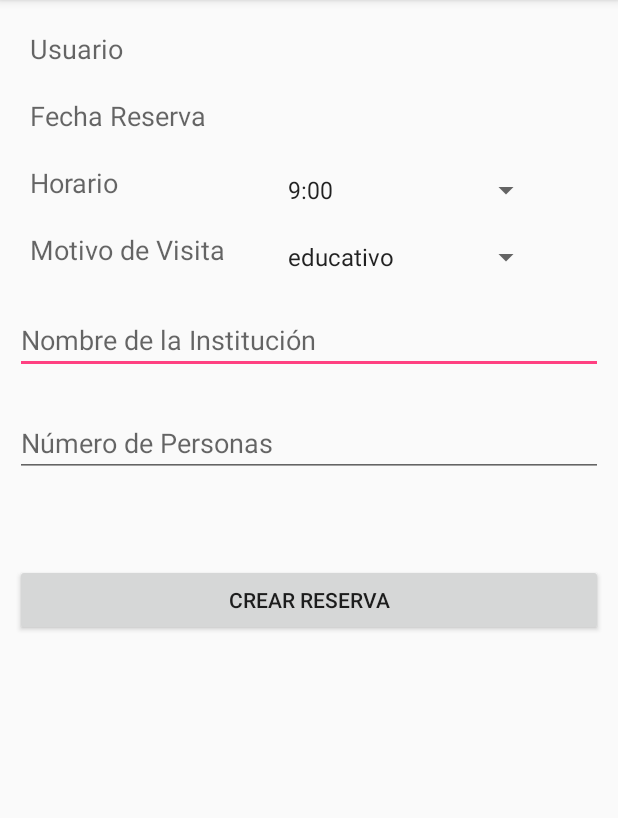
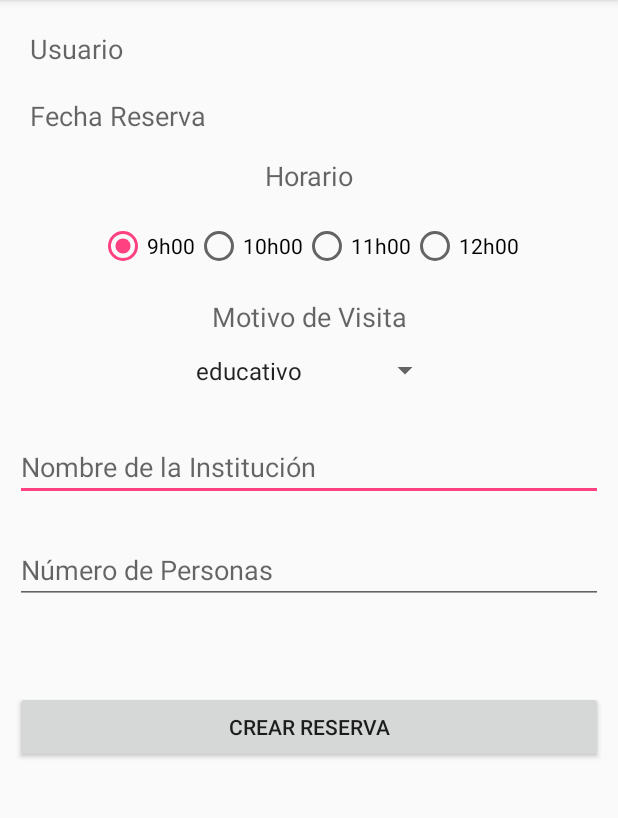
Before and after one commit to AndresSal/Proyecto-Aplicaciones-M-viles, an Android app: the MeetingCreateActivity screen opened directly, with no data from a screen before it, on a phone screen of 412 x 824 dp, the part 84-902 px from its top. Run offline under Robolectric (Android 15) with nearby library versions, the phone set to English and light mode, and no system bars; our stand-ins replace Volley; 1 statement that could not run was skipped.

Commit message:
Cambio en el layout de la actividad de crear reserva

```diff
--- a/app/src/main/res/layout/activity_meeting_create.xml
+++ b/app/src/main/res/layout/activity_meeting_create.xml
@@ -48,47 +48,94 @@
                     android:textAppearance="@style/Base.TextAppearance.AppCompat.Medium"
                     />
             </TableRow>
-            <TableRow>
+        </TableLayout>
+        <TableLayout
+            android:layout_width="match_parent"
+            android:layout_height="wrap_content">
+
+            <TableRow
+                android:layout_width="match_parent"
+                android:layout_height="wrap_content"
+                android:gravity="center_horizontal">
                 <TextView
-                    android:layout_width="wrap_content"
+                    android:layout_width="match_parent"
                     android:layout_height="wrap_content"
-                    android:padding="10dp"
+                    android:padding="5dp"
                     android:text="Horario"
-                    android:textAppearance="@style/Base.TextAppearance.AppCompat.Medium"
-                    />
-                <Spinner     android:id="@+id/spinnerHora"
-                    android:layout_width="wrap_content"
-                    android:layout_height="wrap_content"
-                    android:entries="@array/hora_arrays"
-                    android:prompt="@string/hora_prompt"
-                    android:layout_marginLeft="24dp"
-                    android:layout_marginRight="24dp"
-                    android:layout_marginBottom="8dp"
-                    android:layout_marginTop="4dp"
-                     />
+                    android:gravity="center"
+                    android:textAppearance="@style/Base.TextAppearance.AppCompat.Medium"/>
             </TableRow>
 
-            <TableRow>
+            <TableRow
+                android:layout_width="match_parent"
+                android:layout_height="wrap_content"
+                android:gravity="center_horizontal">
+                <RadioGroup
+                    android:id="@+id/radioHour"
+                    android:layout_width="match_parent"
+                    android:layout_height="wrap_content"
+                    android:layout_marginBottom="8dp"
+                    android:layout_marginTop="8dp"
+                    android:padding="5dp"
+                    android:orientation="horizontal">
+
+                    <RadioButton
+                        android:id="@+id/radioBtnH01"
+                        android:layout_width="wrap_content"
+                        android:layout_height="match_parent"
+                        android:checked="true"
+                        android:text="9h00"/>
+
+                    <RadioButton
+                        android:id="@+id/radioBtnH02"
+                        android:layout_width="wrap_content"
+                        android:layout_height="match_parent"
+                        android:text="10h00"/>
+                    <RadioButton
+                        android:id="@+id/radioBtnH03"
+                        android:layout_width="wrap_content"
+                        android:layout_height="match_parent"
+                        android:text="11h00"/>
+                    <RadioButton
+                        android:id="@+id/radioBtnH04"
+                        android:layout_width="wrap_content"
+                        android:layout_height="match_parent"
+                        android:text="12h00"/>
+                </RadioGroup>
+            </TableRow>
+            <TableRow
+                android:layout_height="wrap_content"
+                android:layout_width="match_parent"
+                android:gravity="center_horizontal">
                 <TextView
-                    android:layout_width="wrap_content"
+                    android:layout_width="match_parent"
                     android:layout_height="wrap_content"
-                    android:padding="10dp"
+                    android:padding="5dp"
                     android:text="Motivo de Visita"
-                    android:textAppearance="@style/Base.TextAppearance.AppCompat.Medium"
-                    />
-                <Spinner     android:id="@+id/spinnerVisita"
+                    android:textAlignment="center"
+                    android:textAppearance="@style/Base.TextAppearance.AppCompat.Medium"/>
+            </TableRow>
+            <TableRow
+                android:layout_width="match_parent"
+                android:layout_height="wrap_content"
+                android:layout_gravity="center">
+                <Spinner
+                    android:id="@+id/spinnerVisita"
                     android:layout_width="wrap_content"
                     android:layout_height="wrap_content"
                     android:entries="@array/motivo_arrays"
                     android:prompt="@string/motivo_prompt"
-                    android:layout_marginLeft="24dp"
-                    android:layout_marginRight="24dp"
+                    android:layout_marginLeft="50dp"
+                    android:layout_marginRight="38dp"
                     android:layout_marginBottom="8dp"
                     android:layout_marginTop="4dp"
+                    android:layout_gravity="center"
+                    android:textAlignment="center"
+                    android:padding="5dp"
                     />
             </TableRow>
+        </TableLayout>
 
-        </TableLayout>
         <EditText
             android:id="@+id/txtInstitucion"
             android:layout_width="match_parent"
```
